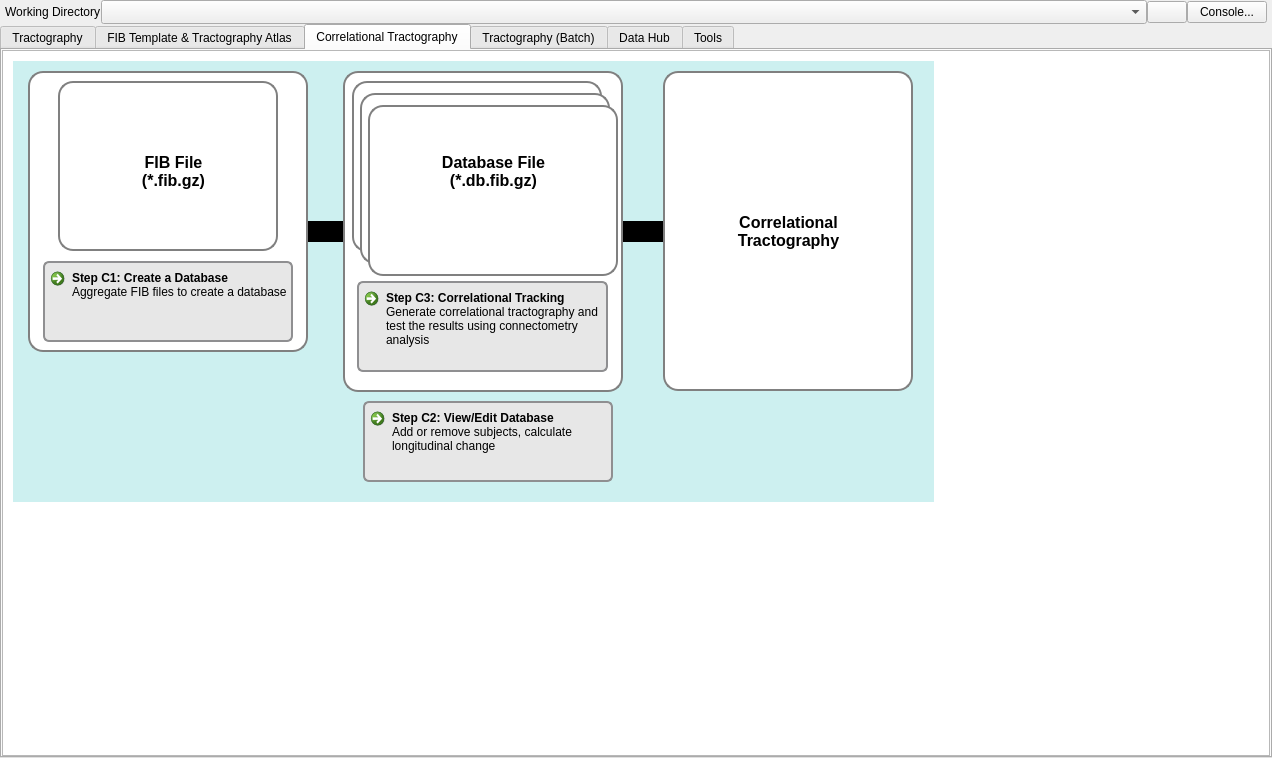
First picture: the form in mainwindow.ui, repository frankyeh/DSI-Studio, before the edit.
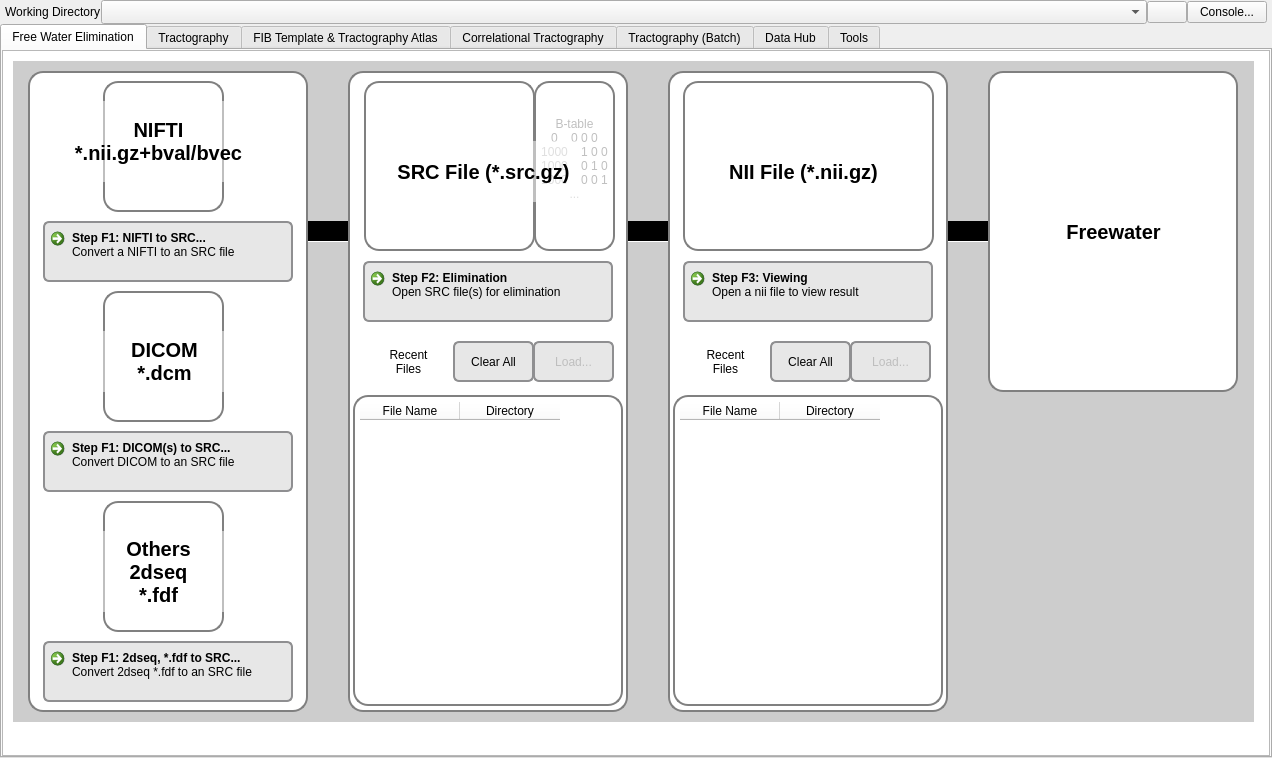
Second picture: the form after the edit. The open tabs and pages were chosen to show the change. Icons and pictures are not drawn.

Commit message: add free water module

```diff
--- a/mainwindow.ui
+++ b/mainwindow.ui
@@ -149,6 +149,873 @@
       <property name="currentIndex">
        <number>4</number>
       </property>
+      <widget class="QWidget" name="tab_0">
+       <attribute name="icon">
+        <iconset resource="icons.qrc">
+         <normaloff>:/icons/icons/tracts.xpm</normaloff>:/icons/icons/tracts.xpm</iconset>
+       </attribute>
+       <attribute name="title">
+        <string>Free Water Elimination</string>
+       </attribute>
+       <layout class="QVBoxLayout" name="verticalLayout_01">
+        <property name="spacing">
+         <number>0</number>
+        </property>
+        <property name="leftMargin">
+         <number>0</number>
+        </property>
+        <property name="topMargin">
+         <number>0</number>
+        </property>
+        <property name="rightMargin">
+         <number>0</number>
+        </property>
+        <property name="bottomMargin">
+         <number>0</number>
+        </property>
+        <item>
+         <widget class="QScrollArea" name="scrollArea_0">
+          <property name="verticalScrollBarPolicy">
+           <enum>Qt::ScrollBarAsNeeded</enum>
+          </property>
+          <property name="widgetResizable">
+           <bool>true</bool>
+          </property>
+          <widget class="QWidget" name="scrollAreaWidgetContents_0">
+           <property name="geometry">
+            <rect>
+             <x>0</x>
+             <y>0</y>
+             <width>1264</width>
+             <height>701</height>
+            </rect>
+           </property>
+           <layout class="QVBoxLayout" name="verticalLayout_30">
+            <property name="spacing">
+             <number>0</number>
+            </property>
+            <property name="leftMargin">
+             <number>0</number>
+            </property>
+            <property name="topMargin">
+             <number>0</number>
+            </property>
+            <property name="rightMargin">
+             <number>0</number>
+            </property>
+            <property name="bottomMargin">
+             <number>0</number>
+            </property>
+            <item>
+             <widget class="QWidget" name="widget_0" native="true">
+              <property name="minimumSize">
+               <size>
+                <width>1250</width>
+                <height>700</height>
+               </size>
+              </property>
+              <property name="styleSheet">
+               <string notr="true">QWidget { background-color : white; }</string>
+              </property>
+              <widget class="QTableWidget" name="recentFib_freewater">
+               <property name="geometry">
+                <rect>
+                 <x>670</x>
+                 <y>344</y>
+                 <width>270</width>
+                 <height>311</height>
+                </rect>
+               </property>
+               <property name="sizePolicy">
+                <sizepolicy hsizetype="Preferred" vsizetype="Expanding">
+                 <horstretch>0</horstretch>
+                 <verstretch>0</verstretch>
+                </sizepolicy>
+               </property>
+               <property name="maximumSize">
+                <size>
+                 <width>16777215</width>
+                 <height>16777215</height>
+                </size>
+               </property>
+               <property name="styleSheet">
+                <string notr="true">QTableWidget {border: 2px solid gray;border-radius: 15px;padding: 5px;}</string>
+               </property>
+               <property name="selectionMode">
+                <enum>QAbstractItemView::SingleSelection</enum>
+               </property>
+               <property name="selectionBehavior">
+                <enum>QAbstractItemView::SelectRows</enum>
+               </property>
+               <column>
+                <property name="text">
+                 <string>File Name</string>
+                </property>
+               </column>
+               <column>
+                <property name="text">
+                 <string>Directory</string>
+                </property>
+               </column>
+              </widget>
+              <widget class="QPushButton" name="clear_fib_history_freewater">
+               <property name="geometry">
+                <rect>
+                 <x>767</x>
+                 <y>290</y>
+                 <width>81</width>
+                 <height>41</height>
+                </rect>
+               </property>
+               <property name="sizePolicy">
+                <sizepolicy hsizetype="Fixed" vsizetype="Fixed">
+                 <horstretch>0</horstretch>
+                 <verstretch>0</verstretch>
+                </sizepolicy>
+               </property>
+               <property name="styleSheet">
+                <string notr="true">QPushButton {border: 2px solid #8f8f91;border-radius: 6px;background-color: #e7e7e7;padding: 10px;} QCommandLinkButton:hover {background-color: #d0d0d0;} QCommandLinkButton:pressed {background-color: #bfbfbf;border-style: inset;}</string>
+               </property>
+               <property name="text">
+                <string>Clear All</string>
+               </property>
+              </widget>
+              <widget class="QTableWidget" name="recentSrc_freewater">
+               <property name="geometry">
+                <rect>
+                 <x>350</x>
+                 <y>344</y>
+                 <width>270</width>
+                 <height>311</height>
+                </rect>
+               </property>
+               <property name="sizePolicy">
+                <sizepolicy hsizetype="Preferred" vsizetype="Expanding">
+                 <horstretch>0</horstretch>
+                 <verstretch>0</verstretch>
+                </sizepolicy>
+               </property>
+               <property name="maximumSize">
+                <size>
+                 <width>16777215</width>
+                 <height>16777215</height>
+                </size>
+               </property>
+               <property name="styleSheet">
+                <string notr="true">QTableWidget {border: 2px solid gray;border-radius: 15px;padding: 5px;}</string>
+               </property>
+               <property name="selectionMode">
+                <enum>QAbstractItemView::SingleSelection</enum>
+               </property>
+               <property name="selectionBehavior">
+                <enum>QAbstractItemView::SelectRows</enum>
+               </property>
+               <column>
+                <property name="text">
+                 <string>File Name</string>
+                </property>
+               </column>
+               <column>
+                <property name="text">
+                 <string>Directory</string>
+                </property>
+               </column>
+              </widget>
+              <widget class="QLabel" name="label_17_0">
+               <property name="geometry">
+                <rect>
+                 <x>705</x>
+                 <y>90</y>
+                 <width>191</width>
+                 <height>61</height>
+                </rect>
+               </property>
+               <property name="font">
+                <font>
+                 <pointsize>15</pointsize>
+                 <bold>true</bold>
+                </font>
+               </property>
+               <property name="styleSheet">
+                <string notr="true">QLabel { background-color: rgba(255, 255, 255, 127); }</string>
+               </property>
+               <property name="text">
+                <string>NII File (*.nii.gz)</string>
+               </property>
+               <property name="alignment">
+                <set>Qt::AlignCenter</set>
+               </property>
+               <property name="wordWrap">
+                <bool>true</bool>
+               </property>
+              </widget>
+              <widget class="QLabel" name="label_57_0">
+               <property name="geometry">
+                <rect>
+                 <x>665</x>
+                 <y>20</y>
+                 <width>280</width>
+                 <height>641</height>
+                </rect>
+               </property>
+               <property name="styleSheet">
+                <string notr="true">QLabel {border: 2px solid gray;border-radius: 15px;padding: 5px;}</string>
+               </property>
+               <property name="text">
+                <string/>
+               </property>
+              </widget>
+              <widget class="QLabel" name="label_55_0">
+               <property name="geometry">
+                <rect>
+                 <x>345</x>
+                 <y>20</y>
+                 <width>280</width>
+                 <height>641</height>
+                </rect>
+               </property>
+               <property name="styleSheet">
+                <string notr="true">QLabel {border: 2px solid gray;border-radius: 15px;padding: 5px;}</string>
+               </property>
+               <property name="text">
+                <string/>
+               </property>
+              </widget>
+              <widget class="QCommandLinkButton" name="FiberTracking_Freewater">
+               <property name="geometry">
+                <rect>
+                 <x>680</x>
+                 <y>210</y>
+                 <width>250</width>
+                 <height>61</height>
+                </rect>
+               </property>
+               <property name="styleSheet">
+                <string notr="true">QCommandLinkButton {border: 2px solid #8f8f91;border-radius: 6px;background-color: #e7e7e7;padding: 10px;} QCommandLinkButton:hover {background-color: #d0d0d0;} QCommandLinkButton:pressed {background-color: #bfbfbf;border-style: inset;}</string>
+               </property>
+               <property name="text">
+                <string>Step F3: Viewing</string>
+               </property>
+               <property name="icon">
+                <iconset resource="icons.qrc">
+                 <normaloff>:/icons/icons/open.xpm</normaloff>:/icons/icons/open.xpm</iconset>
+               </property>
+               <property name="autoRepeatDelay">
+                <number>296</number>
+               </property>
+               <property name="description">
+                <string>Open a nii file to view result</string>
+               </property>
+              </widget>
+              <widget class="QPushButton" name="clear_src_history_freewater">
+               <property name="geometry">
+                <rect>
+                 <x>450</x>
+                 <y>290</y>
+                 <width>81</width>
+                 <height>41</height>
+                </rect>
+               </property>
+               <property name="sizePolicy">
+                <sizepolicy hsizetype="Fixed" vsizetype="Fixed">
+                 <horstretch>0</horstretch>
+                 <verstretch>0</verstretch>
+                </sizepolicy>
+               </property>
+               <property name="styleSheet">
+                <string notr="true">QPushButton {border: 2px solid #8f8f91;border-radius: 6px;background-color: #e7e7e7;padding: 10px;} QCommandLinkButton:hover {background-color: #d0d0d0;} QCommandLinkButton:pressed {background-color: #bfbfbf;border-style: inset;}</string>
+               </property>
+               <property name="text">
+                <string>Clear All</string>
+               </property>
+              </widget>
+              <widget class="QLabel" name="label_13_0">
+               <property name="geometry">
+                <rect>
+                 <x>361</x>
+                 <y>30</y>
+                 <width>171</width>
+                 <height>170</height>
+                </rect>
+               </property>
+               <property name="styleSheet">
+                <string notr="true">QLabel {border: 2px solid gray;border-radius: 15px;padding: 5px;}</string>
+               </property>
+               <property name="text">
+                <string/>
+               </property>
+               <property name="pixmap">
+                <pixmap resource="icons.qrc">:/icons/icons/dwi.png</pixmap>
+               </property>
+               <property name="alignment">
+                <set>Qt::AlignCenter</set>
+               </property>
+              </widget>
+              <widget class="QCommandLinkButton" name="OpenDWI_NIFTI_Freewater">
+               <property name="geometry">
+                <rect>
+                 <x>40</x>
+                 <y>170</y>
+                 <width>250</width>
+                 <height>61</height>
+                </rect>
+               </property>
+               <property name="autoFillBackground">
+                <bool>false</bool>
+               </property>
+               <property name="styleSheet">
+                <string notr="true">QCommandLinkButton {border: 2px solid #8f8f91;border-radius: 6px;background-color: #e7e7e7;padding: 10px;} QCommandLinkButton:hover {background-color: #d0d0d0;} QCommandLinkButton:pressed {background-color: #bfbfbf;border-style: inset;}</string>
+               </property>
+               <property name="text">
+                <string>Step F1: NIFTI to SRC...</string>
+               </property>
+               <property name="icon">
+                <iconset resource="icons.qrc">
+                 <normaloff>:/icons/icons/open.xpm</normaloff>:/icons/icons/open.xpm</iconset>
+               </property>
+               <property name="autoDefault">
+                <bool>false</bool>
+               </property>
+               <property name="description">
+                <string>Convert a NIFTI to an SRC file</string>
+               </property>
+              </widget>
+              <widget class="QCommandLinkButton" name="Freewater">
+               <property name="geometry">
+                <rect>
+                 <x>360</x>
+                 <y>210</y>
+                 <width>250</width>
+                 <height>61</height>
+                </rect>
+               </property>
+               <property name="styleSheet">
+                <string notr="true">QCommandLinkButton {border: 2px solid #8f8f91;border-radius: 6px;background-color: #e7e7e7;padding: 10px;} QCommandLinkButton:hover {background-color: #d0d0d0;} QCommandLinkButton:pressed {background-color: #bfbfbf;border-style: inset;}</string>
+               </property>
+               <property name="text">
+                <string>Step F2: Elimination</string>
+               </property>
+               <property name="icon">
+                <iconset resource="icons.qrc">
+                 <normaloff>:/icons/icons/open.xpm</normaloff>:/icons/icons/open.xpm</iconset>
+               </property>
+               <property name="description">
+                <string>Open SRC file(s) for elimination</string>
+               </property>
+              </widget>
+              <widget class="QLabel" name="label_15_0">
+               <property name="geometry">
+                <rect>
+                 <x>680</x>
+                 <y>30</y>
+                 <width>251</width>
+                 <height>170</height>
+                </rect>
+               </property>
+               <property name="styleSheet">
+                <string notr="true">QLabel {border: 2px solid gray;border-radius: 15px;padding: 5px;}</string>
+               </property>
+               <property name="text">
+                <string/>
+               </property>
+               <property name="pixmap">
+                <pixmap resource="icons.qrc">:/icons/icons/fib.png</pixmap>
+               </property>
+               <property name="alignment">
+                <set>Qt::AlignLeading|Qt::AlignLeft|Qt::AlignVCenter</set>
+               </property>
+              </widget>
+              <widget class="QLabel" name="label_14_0">
+               <property name="geometry">
+                <rect>
+                 <x>385</x>
+                 <y>90</y>
+                 <width>191</width>
+                 <height>61</height>
+                </rect>
+               </property>
+               <property name="font">
+                <font>
+                 <pointsize>15</pointsize>
+                 <bold>true</bold>
+                </font>
+               </property>
+               <property name="styleSheet">
+                <string notr="true">QLabel { background-color: rgba(255, 255, 255, 127); }</string>
+               </property>
+               <property name="text">
+                <string>SRC File (*.src.gz)</string>
+               </property>
+               <property name="alignment">
+                <set>Qt::AlignCenter</set>
+               </property>
+               <property name="wordWrap">
+                <bool>true</bool>
+               </property>
+              </widget>
+              <widget class="Line" name="line_4_0">
+               <property name="geometry">
+                <rect>
+                 <x>145</x>
+                 <y>170</y>
+                 <width>941</width>
+                 <height>21</height>
+                </rect>
+               </property>
+               <property name="styleSheet">
+                <string notr="true">Line { background-color: rgba(0, 0, 0, 255); }</string>
+               </property>
+               <property name="frameShadow">
+                <enum>QFrame::Plain</enum>
+               </property>
+               <property name="lineWidth">
+                <number>20</number>
+               </property>
+               <property name="midLineWidth">
+                <number>0</number>
+               </property>
+               <property name="orientation">
+                <enum>Qt::Horizontal</enum>
+               </property>
+              </widget>
+              <widget class="QLabel" name="label_16_0">
+               <property name="geometry">
+                <rect>
+                 <x>985</x>
+                 <y>20</y>
+                 <width>250</width>
+                 <height>321</height>
+                </rect>
+               </property>
+               <property name="styleSheet">
+                <string notr="true">QLabel {border: 2px solid gray;border-radius: 15px;padding: 5px;}</string>
+               </property>
+               <property name="text">
+                <string/>
+               </property>
+               <property name="pixmap">
+                <pixmap resource="icons.qrc">:/icons/icons/tractogram.png</pixmap>
+               </property>
+              </widget>
+              <widget class="QPushButton" name="open_selected_fib_freewater">
+               <property name="enabled">
+                <bool>false</bool>
+               </property>
+               <property name="geometry">
+                <rect>
+                 <x>847</x>
+                 <y>290</y>
+                 <width>81</width>
+                 <height>41</height>
+                </rect>
+               </property>
+               <property name="styleSheet">
+                <string notr="true">QPushButton {border: 2px solid #8f8f91;border-radius: 6px;background-color: #e7e7e7;padding: 10px;} QCommandLinkButton:hover {background-color: #d0d0d0;} QCommandLinkButton:pressed {background-color: #bfbfbf;border-style: inset;}</string>
+               </property>
+               <property name="text">
+                <string>Load...</string>
+               </property>
+               <property name="icon">
+                <iconset resource="icons.qrc">
+                 <normaloff>:/icons/icons/run.xpm</normaloff>:/icons/icons/run.xpm</iconset>
+               </property>
+              </widget>
+              <widget class="QPushButton" name="open_selected_src_freewater">
+               <property name="enabled">
+                <bool>false</bool>
+               </property>
+               <property name="geometry">
+                <rect>
+                 <x>530</x>
+                 <y>290</y>
+                 <width>81</width>
+                 <height>41</height>
+                </rect>
+               </property>
+               <property name="styleSheet">
+                <string notr="true">QPushButton {border: 2px solid #8f8f91;border-radius: 6px;background-color: #e7e7e7;padding: 10px;} QCommandLinkButton:hover {background-color: #d0d0d0;} QCommandLinkButton:pressed {background-color: #bfbfbf;border-style: inset;}</string>
+               </property>
+               <property name="text">
+                <string>Load...</string>
+               </property>
+               <property name="icon">
+                <iconset resource="icons.qrc">
+                 <normaloff>:/icons/icons/run.xpm</normaloff>:/icons/icons/run.xpm</iconset>
+               </property>
+              </widget>
+              <widget class="QLabel" name="label_64_0">
+               <property name="geometry">
+                <rect>
+                 <x>25</x>
+                 <y>20</y>
+                 <width>280</width>
+                 <height>641</height>
+                </rect>
+               </property>
+               <property name="styleSheet">
+                <string notr="true">QLabel {border: 2px solid gray;border-radius: 15px;padding: 5px;}</string>
+               </property>
+               <property name="text">
+                <string/>
+               </property>
+              </widget>
+              <widget class="QLabel" name="label_43_0">
+               <property name="geometry">
+                <rect>
+                 <x>100</x>
+                 <y>30</y>
+                 <width>121</width>
+                 <height>131</height>
+                </rect>
+               </property>
+               <property name="styleSheet">
+                <string notr="true">QLabel {border: 2px solid gray;border-radius: 15px;padding: 5px;}</string>
+               </property>
+               <property name="text">
+                <string/>
+               </property>
+               <property name="pixmap">
+                <pixmap resource="icons.qrc">:/icons/icons/dwi.png</pixmap>
+               </property>
+               <property name="scaledContents">
+                <bool>true</bool>
+               </property>
+               <property name="alignment">
+                <set>Qt::AlignLeading|Qt::AlignLeft|Qt::AlignTop</set>
+               </property>
+              </widget>
+              <widget class="QLabel" name="label_45_0">
+               <property name="geometry">
+                <rect>
+                 <x>50</x>
+                 <y>50</y>
+                 <width>211</width>
+                 <height>81</height>
+                </rect>
+               </property>
+               <property name="font">
+                <font>
+                 <pointsize>15</pointsize>
+                 <bold>true</bold>
+                </font>
+               </property>
+               <property name="styleSheet">
+                <string notr="true">QLabel { background-color: rgba(255, 255, 255, 127); }</string>
+               </property>
+               <property name="text">
+                <string>NIFTI
+*.nii.gz+bval/bvec</string>
+               </property>
+               <property name="alignment">
+                <set>Qt::AlignCenter</set>
+               </property>
+               <property name="wordWrap">
+                <bool>true</bool>
+               </property>
+              </widget>
+              <widget class="QLabel" name="label_10_0">
+               <property name="geometry">
+                <rect>
+                 <x>100</x>
+                 <y>240</y>
+                 <width>121</width>
+                 <height>131</height>
+                </rect>
+               </property>
+               <property name="styleSheet">
+                <string notr="true">QLabel {border: 2px solid gray;border-radius: 15px;padding: 5px;}</string>
+               </property>
+               <property name="text">
+                <string/>
+               </property>
+               <property name="pixmap">
+                <pixmap resource="icons.qrc">:/icons/icons/dwi.png</pixmap>
+               </property>
+               <property name="scaledContents">
+                <bool>true</bool>
+               </property>
+              </widget>
+              <widget class="QLabel" name="label_44_0">
+               <property name="geometry">
+                <rect>
+                 <x>86</x>
+                 <y>280</y>
+                 <width>151</width>
+                 <height>61</height>
+                </rect>
+               </property>
+               <property name="font">
+                <font>
+                 <pointsize>15</pointsize>
+                 <bold>true</bold>
+                </font>
+               </property>
+               <property name="styleSheet">
+                <string notr="true">QLabel { background-color: rgba(255, 255, 255, 127); }</string>
+               </property>
+               <property name="text">
+                <string>DICOM
+*.dcm</string>
+               </property>
+               <property name="alignment">
+                <set>Qt::AlignCenter</set>
+               </property>
+               <property name="wordWrap">
+                <bool>true</bool>
+               </property>
+              </widget>
+              <widget class="QCommandLinkButton" name="OpenDWI_DICOM_Freewater">
+               <property name="geometry">
+                <rect>
+                 <x>40</x>
+                 <y>380</y>
+                 <width>250</width>
+                 <height>61</height>
+                </rect>
+               </property>
+               <property name="autoFillBackground">
+                <bool>false</bool>
+               </property>
+               <property name="styleSheet">
+                <string notr="true">QCommandLinkButton {border: 2px solid #8f8f91;border-radius: 6px;background-color: #e7e7e7;padding: 10px;} QCommandLinkButton:hover {background-color: #d0d0d0;} QCommandLinkButton:pressed {background-color: #bfbfbf;border-style: inset;}</string>
+               </property>
+               <property name="text">
+                <string>Step F1: DICOM(s) to SRC...</string>
+               </property>
+               <property name="icon">
+                <iconset resource="icons.qrc">
+                 <normaloff>:/icons/icons/open.xpm</normaloff>:/icons/icons/open.xpm</iconset>
+               </property>
+               <property name="autoDefault">
+                <bool>false</bool>
+               </property>
+               <property name="description">
+                <string>Convert DICOM to an SRC file</string>
+               </property>
+              </widget>
+              <widget class="QLabel" name="label_28_0">
+               <property name="geometry">
+                <rect>
+                 <x>1025</x>
+                 <y>150</y>
+                 <width>171</width>
+                 <height>61</height>
+                </rect>
+               </property>
+               <property name="font">
+                <font>
+                 <pointsize>15</pointsize>
+                 <bold>true</bold>
+                </font>
+               </property>
+               <property name="styleSheet">
+                <string notr="true">QLabel { background-color: rgba(255, 255, 255, 127); }</string>
+               </property>
+               <property name="text">
+                <string>Freewater</string>
+               </property>
+               <property name="alignment">
+                <set>Qt::AlignCenter</set>
+               </property>
+               <property name="wordWrap">
+                <bool>true</bool>
+               </property>
+              </widget>
+              <widget class="QLabel" name="label_2_0">
+               <property name="geometry">
+                <rect>
+                 <x>677</x>
+                 <y>290</y>
+                 <width>91</width>
+                 <height>41</height>
+                </rect>
+               </property>
+               <property name="text">
+                <string>Recent
+Files</string>
+               </property>
+               <property name="alignment">
+                <set>Qt::AlignCenter</set>
+               </property>
+              </widget>
+              <widget class="QLabel" name="label_3_0">
+               <property name="geometry">
+                <rect>
+                 <x>360</x>
+                 <y>290</y>
+                 <width>91</width>
+                 <height>41</height>
+                </rect>
+               </property>
+               <property name="text">
+                <string>Recent
+Files</string>
+               </property>
+               <property name="alignment">
+                <set>Qt::AlignCenter</set>
+               </property>
+              </widget>
+              <widget class="QLabel" name="label_27_0">
+               <property name="geometry">
+                <rect>
+                 <x>531</x>
+                 <y>30</y>
+                 <width>81</width>
+                 <height>170</height>
+                </rect>
+               </property>
+               <property name="styleSheet">
+                <string notr="true">QLabel {border: 2px solid gray;border-radius: 15px;padding: 5px;color: rgba(128, 128, 128, 127);}</string>
+               </property>
+               <property name="text">
+                <string>B-table
+0    0 0 0
+1000    1 0 0
+1000    0 1 0
+1000    0 0 1
+...
+ </string>
+               </property>
+               <property name="alignment">
+                <set>Qt::AlignCenter</set>
+               </property>
+              </widget>
+              <widget class="QLabel" name="label_39_0">
+               <property name="geometry">
+                <rect>
+                 <x>100</x>
+                 <y>450</y>
+                 <width>121</width>
+                 <height>131</height>
+                </rect>
+               </property>
+               <property name="styleSheet">
+                <string notr="true">QLabel {border: 2px solid gray;border-radius: 15px;padding: 5px;}</string>
+               </property>
+               <property name="text">
+                <string/>
+               </property>
+               <property name="pixmap">
+                <pixmap resource="icons.qrc">:/icons/icons/dwi.png</pixmap>
+               </property>
+               <property name="scaledContents">
+                <bool>true</bool>
+               </property>
+              </widget>
+              <widget class="QCommandLinkButton" name="OpenDWI_2dseq_0">
+               <property name="geometry">
+                <rect>
+                 <x>40</x>
+                 <y>590</y>
+                 <width>250</width>
+                 <height>61</height>
+                </rect>
+               </property>
+               <property name="autoFillBackground">
+                <bool>false</bool>
+               </property>
+               <property name="styleSheet">
+                <string notr="true">QCommandLinkButton {border: 2px solid #8f8f91;border-radius: 6px;background-color: #e7e7e7;padding: 10px;} QCommandLinkButton:hover {background-color: #d0d0d0;} QCommandLinkButton:pressed {background-color: #bfbfbf;border-style: inset;}</string>
+               </property>
+               <property name="text">
+                <string>Step F1: 2dseq, *.fdf to SRC...</string>
+               </property>
+               <property name="icon">
+                <iconset resource="icons.qrc">
+                 <normaloff>:/icons/icons/open.xpm</normaloff>:/icons/icons/open.xpm</iconset>
+               </property>
+               <property name="autoDefault">
+                <bool>false</bool>
+               </property>
+               <property name="description">
+                <string>Convert 2dseq *.fdf to an SRC file</string>
+               </property>
+              </widget>
+              <widget class="QLabel" name="label_49_0">
+               <property name="geometry">
+                <rect>
+                 <x>80</x>
+                 <y>480</y>
+                 <width>151</width>
+                 <height>81</height>
+                </rect>
+               </property>
+               <property name="font">
+                <font>
+                 <pointsize>15</pointsize>
+                 <bold>true</bold>
+                </font>
+               </property>
+               <property name="styleSheet">
+                <string notr="true">QLabel { background-color: rgba(255, 255, 255, 127); }</string>
+               </property>
+               <property name="text">
+                <string>Others
+2dseq
+*.fdf</string>
+               </property>
+               <property name="alignment">
+                <set>Qt::AlignCenter</set>
+               </property>
+               <property name="wordWrap">
+                <bool>true</bool>
+               </property>
+              </widget>
+              <widget class="QLabel" name="label_40_0">
+               <property name="geometry">
+                <rect>
+                 <x>10</x>
+                 <y>10</y>
+                 <width>1241</width>
+                 <height>661</height>
+                </rect>
+               </property>
+               <property name="styleSheet">
+                <string notr="true">QLabel { border: 0px; background-color: rgba(155,155,155,127); }</string>
+               </property>
+               <property name="text">
+                <string/>
+               </property>
+              </widget>
+              <zorder>label_40_0</zorder>
+              <zorder>line_4_0</zorder>
+              <zorder>label_57_0</zorder>
+              <zorder>label_15_0</zorder>
+              <zorder>FiberTracking_Freewater</zorder>
+              <zorder>label_64_0</zorder>
+              <zorder>label_17_0</zorder>
+              <zorder>label_55_0</zorder>
+              <zorder>label_13_0</zorder>
+              <zorder>OpenDWI_NIFTI_Freewater</zorder>
+              <zorder>Freewater</zorder>
+              <zorder>label_16_0</zorder>
+              <zorder>label_43_0</zorder>
+              <zorder>label_45_0</zorder>
+              <zorder>label_10_0</zorder>
+              <zorder>label_44_0</zorder>
+              <zorder>OpenDWI_DICOM_Freewater</zorder>
+              <zorder>label_28_0</zorder>
+              <zorder>label_2_0</zorder>
+              <zorder>label_3_0</zorder>
+              <zorder>label_27_0</zorder>
+              <zorder>clear_src_history_freewater</zorder>
+              <zorder>clear_fib_history_freewater</zorder>
+              <zorder>open_selected_src_freewater</zorder>
+              <zorder>open_selected_fib_freewater</zorder>
+              <zorder>recentFib_freewater</zorder>
+              <zorder>recentSrc_freewater</zorder>
+              <zorder>label_39_0</zorder>
+              <zorder>OpenDWI_2dseq_0</zorder>
+              <zorder>label_49_0</zorder>
+              <zorder>label_14_0</zorder>
+             </widget>
+            </item>
+           </layout>
+          </widget>
+         </widget>
+        </item>
+       </layout>
+      </widget>
       <widget class="QWidget" name="tab">
        <attribute name="icon">
         <iconset resource="icons.qrc">
```
Left out of the diff: 2 changed lines with no effect on the pictures. The commit also changes 7 other files.
